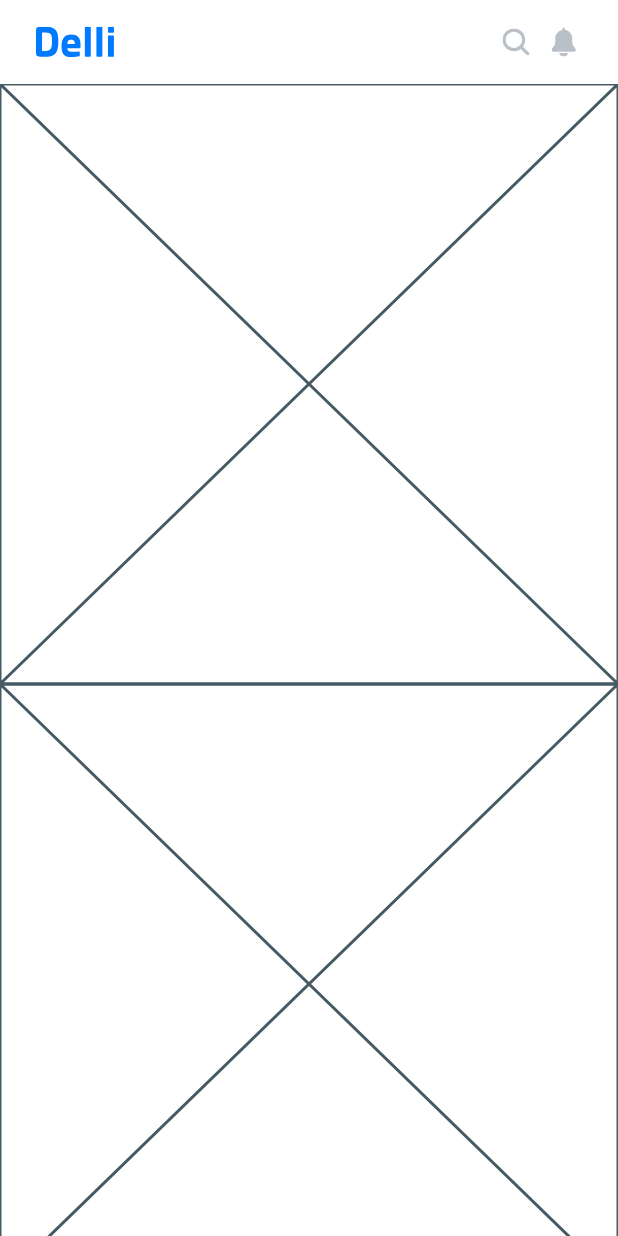
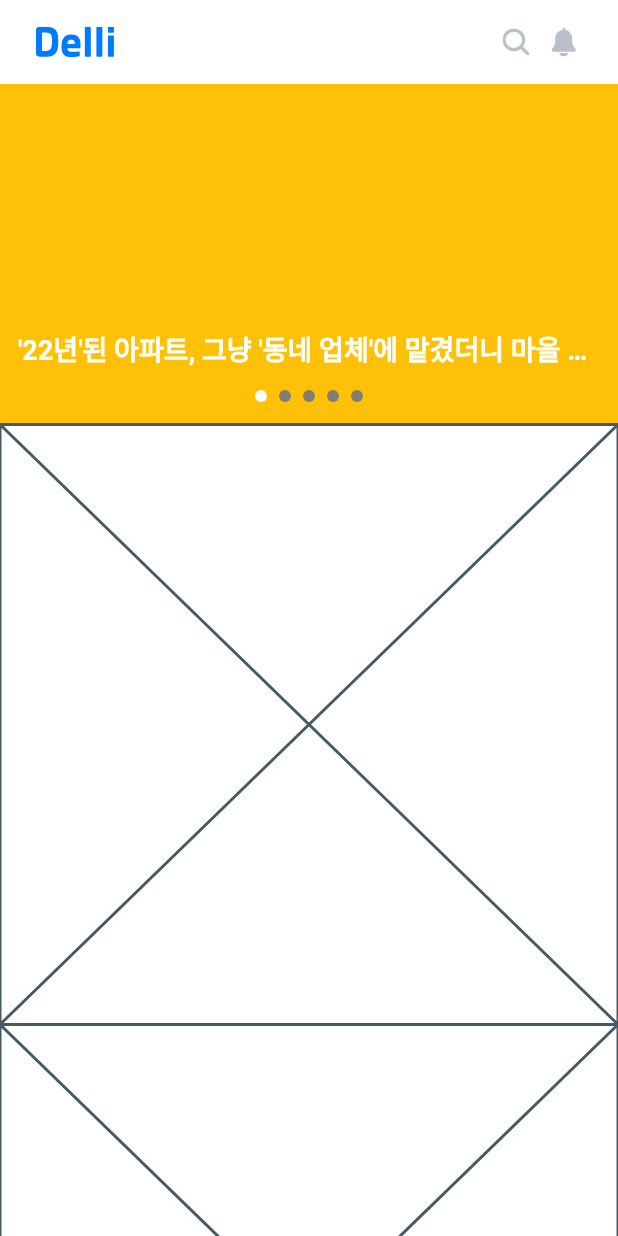
Before and after one commit to hippieperm/delli, a Flutter app: the screen it shows after launch, on a phone screen of 412 x 824 dp. Run offline on Flutter 3.47's test engine with Material 2 defaults, Android fonts, the phone set to English and light mode, and no system bars; drawn by our look-alikes of carousel_slider; our stand-ins replace flutter_svg, go_router; Roboto replaces fonts that are missing (Pretendard).

Commit message:
메인슬라이드 구현

```diff
--- a/lib/pages/home/home_page.dart
+++ b/lib/pages/home/home_page.dart
@@ -1,6 +1,11 @@
+import 'package:carousel_slider/carousel_slider.dart';
 import 'package:delli/common_widgets/common_app_bar.dart';
 import 'package:delli/common_widgets/common_layout.dart';
 import 'package:delli/common_widgets/common_svg.dart';
+import 'package:delli/common_widgets/common_text.dart';
+import 'package:delli/styles/delli_color.dart';
+import 'package:delli/styles/delli_text_styles.dart';
+import 'package:delli/widgets/image_indicator.dart';
 import 'package:flutter/material.dart';
 
 import '../../widgets/alarm_button.dart';
@@ -48,7 +53,51 @@ class _SlideImage extends StatelessWidget {
 
   @override
   Widget build(BuildContext context) {
-    return const Placeholder();
+    int slideIndex = 0;
+
+    return CarouselSlider(
+      options: CarouselOptions(
+        height: 227.0,
+        autoPlay: true,
+        autoPlayInterval: const Duration(seconds: 7),
+        viewportFraction: 1,
+        onPageChanged: (index, reason) {
+          slideIndex = index;
+        },
+      ),
+      items: [1, 2, 3, 4, 5].map((i) {
+        return Builder(
+          builder: (BuildContext context) {
+            return Container(
+              width: MediaQuery.of(context).size.width,
+              decoration: const BoxDecoration(color: Colors.amber),
+              child: Column(
+                children: [
+                  const Spacer(),
+                  Padding(
+                    padding: EdgeInsets.symmetric(horizontal: 12),
+                    child: CommonText(
+                      text: "'22년'된 아파트, 그냥 '동네 업체'에 맡겼더니 마을 주민과 횡령을 시도하여 충격에",
+                      maxLines: 1,
+                      overflow: TextOverflow.ellipsis,
+                      textStyle: DelliTextStyles.header4_600,
+                      color: DelliColor.white,
+                    ),
+                  ),
+                  Padding(
+                    padding: const EdgeInsets.symmetric(vertical: 15),
+                    child: ImageIndicator(
+                      length: 5,
+                      currentIndex: slideIndex,
+                    ),
+                  ),
+                ],
+              ),
+            );
+          },
+        );
+      }).toList(),
+    );
   }
 }
 
--- /dev/null
+++ b/lib/widgets/image_indicator.dart
@@ -0,0 +1,36 @@
+import 'package:delli/styles/delli_color.dart';
+import 'package:flutter/material.dart';
+
+class ImageIndicator extends StatelessWidget {
+  const ImageIndicator({
+    required this.length,
+    required this.currentIndex,
+    super.key,
+  });
+
+  final int length;
+  final int currentIndex;
+
+  @override
+  Widget build(BuildContext context) {
+    return Row(
+      mainAxisAlignment: MainAxisAlignment.center,
+      children: List.generate(
+        length,
+        (index) {
+          return Container(
+            width: 8,
+            height: 8,
+            margin: const EdgeInsets.symmetric(horizontal: 4),
+            decoration: BoxDecoration(
+              borderRadius: BorderRadius.circular(50),
+              color: index == currentIndex
+                  ? DelliColor.white
+                  : const Color(0xff827C74),
+            ),
+          );
+        },
+      ),
+    );
+  }
+}
--- a/pubspec.yaml
+++ b/pubspec.yaml
@@ -38,6 +38,7 @@ dependencies:
   flutter_svg: ^2.0.7
   go_router: ^8.1.0
   provider: ^6.0.5
+  carousel_slider: ^4.2.1
 
 dev_dependencies:
   flutter_test:
```
Also changed, not shown: pubspec.lock.
